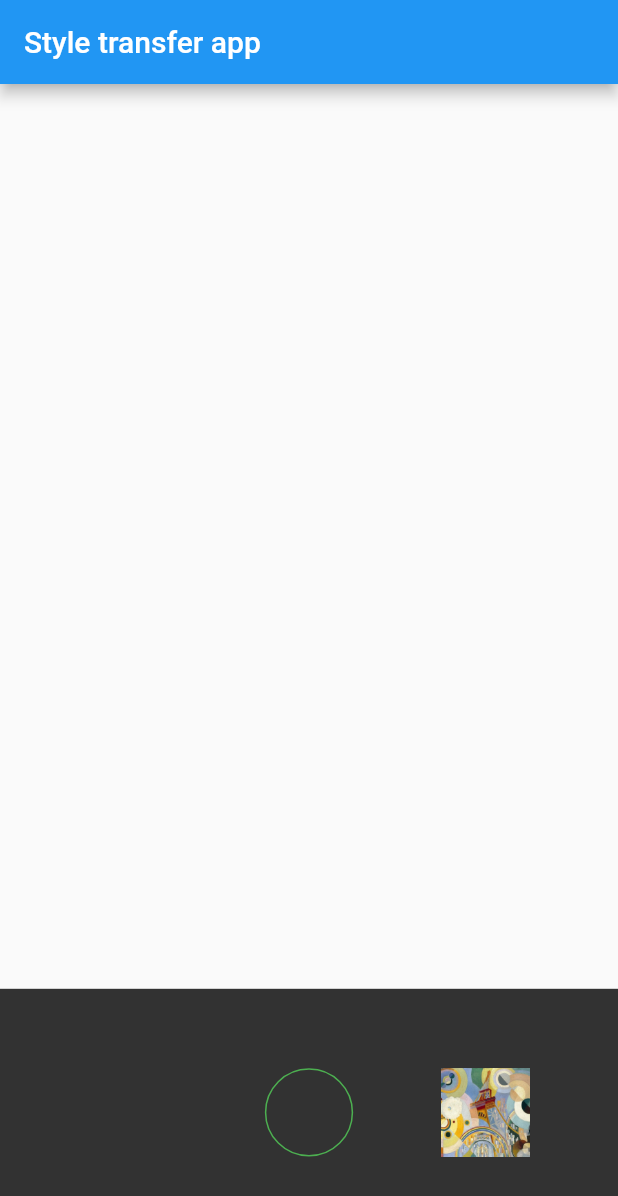
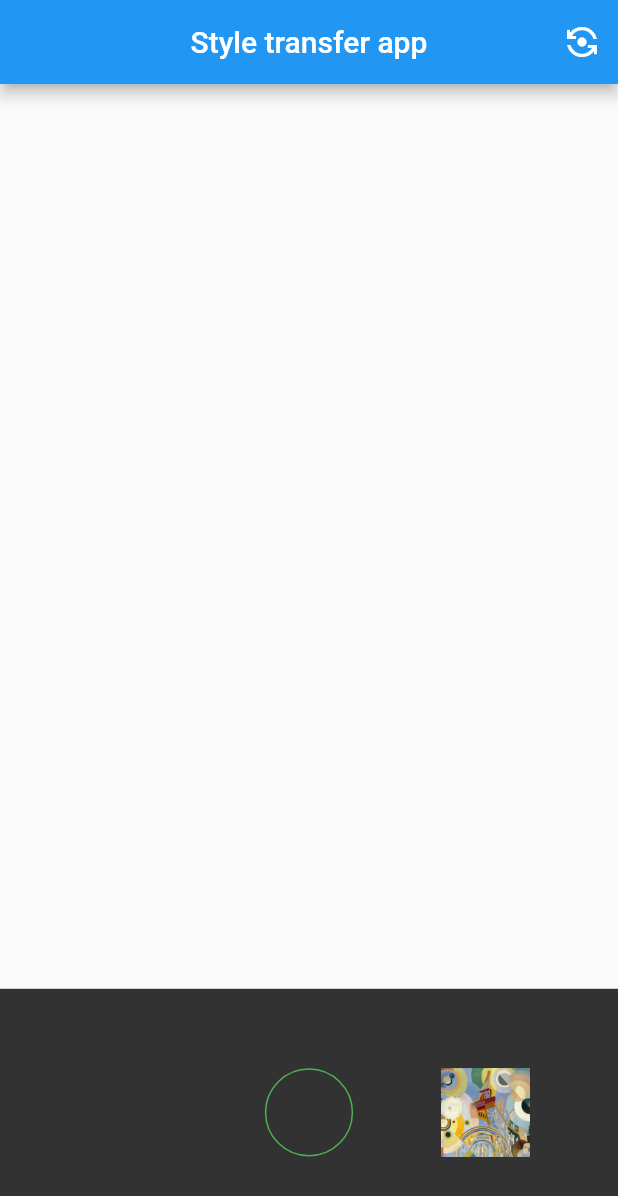
Before and after one commit to OsinValery/camera_effects, a Flutter app: the screen it shows after launch, on a phone screen of 412 x 824 dp. Shown: the top 1196 px of the screen. Run offline on Flutter 3.47's test engine with Material 2 defaults, Android fonts, the phone set to English and light mode, and no system bars; our stand-ins replace camera, equatable, file_picker, flutter_bloc, get_it, permission_handler; missing offline and left inert: tflite_flutter, tflite_style_transfer.

Commit message:
can change camera

```diff
--- a/main_app/lib/pages/main_page/main_action_event.dart
+++ b/main_app/lib/pages/main_page/main_action_event.dart
@@ -7,3 +7,5 @@ class StyleTimerEvent extends MainActionEvent {}
 class TakePhoteEvent extends MainActionEvent {}
 
 class RequestCameraPermissionEvent extends MainActionEvent {}
+
+class ChangeCameraEvent extends MainActionEvent {}
--- a/main_app/lib/pages/main_page/views/camera_permitted_view.dart
+++ b/main_app/lib/pages/main_page/views/camera_permitted_view.dart
@@ -1,7 +1,9 @@
+import 'dart:io';
 import 'dart:typed_data';
 
 import 'package:flutter/material.dart';
 import 'package:flutter_bloc/flutter_bloc.dart';
+import 'package:main_app/pages/main_page/main_action_bloc.dart';
 
 import '../main_action_event.dart';
 import '../main_action_state.dart' show MainActionState;
@@ -11,6 +13,9 @@ class CameraView extends StatelessWidget {
   const CameraView({super.key, required this.state});
 
   final MainActionState state;
+
+  IconData get cameraSwitchIcon =>
+      Platform.isIOS ? Icons.flip_camera_ios : Icons.flip_camera_android;
 
   @override
   Widget build(BuildContext context) {
@@ -25,7 +30,17 @@ class CameraView extends StatelessWidget {
       );
     }
     return Scaffold(
-      appBar: AppBar(title: const Text('Style transfer app')),
+      appBar: AppBar(
+        title: const Text('Style transfer app'),
+        centerTitle: true,
+        actions: [
+          IconButton(
+            onPressed: () =>
+                context.read<MainActionBloc>().add(ChangeCameraEvent()),
+            icon: Icon(cameraSwitchIcon),
+          ),
+        ],
+      ),
       body: Column(children: [
         Expanded(child: Center(child: image)),
         BottomMenu(
```
Also changed, not shown: main_app/lib/pages/main_page/main_action_bloc.dart (+14 -0 lines).
